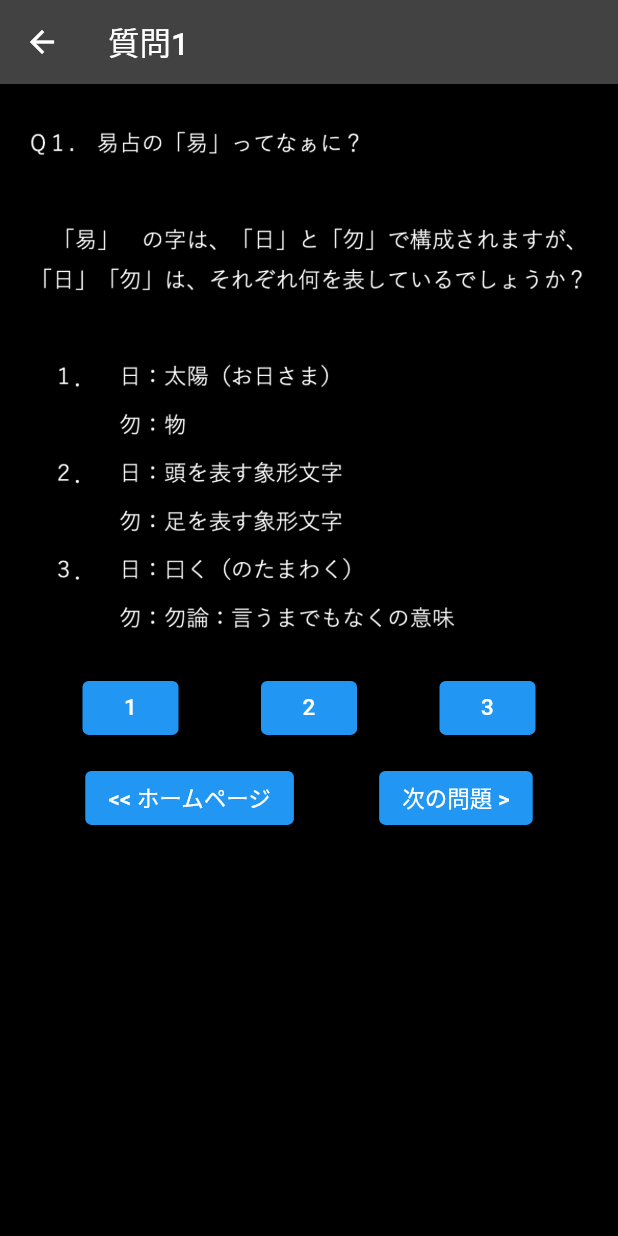
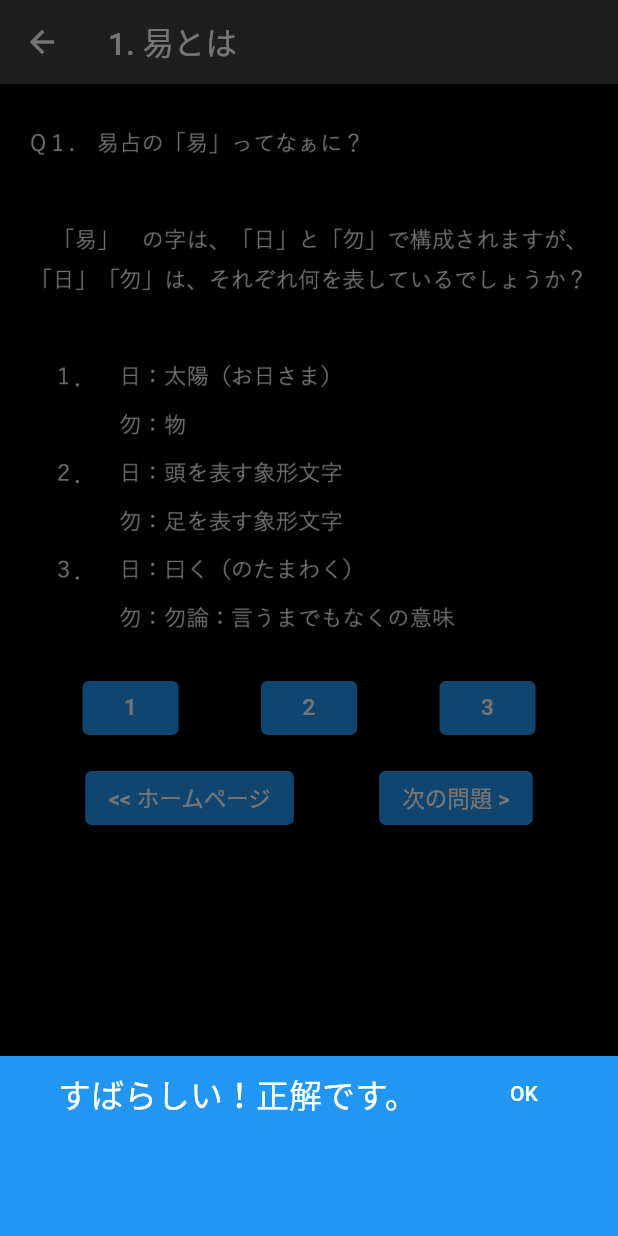
Before and after one commit to oka-teruhiro/sanchu4b, a Flutter app: the QuizPage screen opened directly, after a tap on an icon or button, on a phone screen of 412 x 824 dp. Run offline on Flutter 3.47's test engine with Material 2 defaults, Android fonts, the phone set to English and light mode, and no system bars; our stand-ins replace shared_preferences; accounts and stored records are empty.

Commit message:
23:2023.01.14 17:52 クイズと解説ページ第一問を実装

```diff
--- a/lib/main.dart
+++ b/lib/main.dart
@@ -242,7 +242,7 @@ class _MyHomePageState extends State<MyHomePage> {
     return Scaffold(
       backgroundColor: Colors.black,
       appBar: AppBar(
-        title: const Text('天運三柱推命 ver.4.0.22',
+        title: const Text('天運三柱推命 ver.4.0.23',
             style: TextStyle(
               color: Colors.pinkAccent,
               fontWeight: FontWeight.bold,
--- a/lib/quiz/quiz_page.dart
+++ b/lib/quiz/quiz_page.dart
@@ -1,16 +1,21 @@
 import 'package:flutter/material.dart';
 import 'package:sanchu4b/main.dart';
+
+import 'answer_page.dart';
 
 class QuizPage extends StatelessWidget {
   QuizPage({Key? key}) : super(key: key);
 
   bool quizLast = true;
+  int seikai = 2;
+  String kotae = 'x';
+  String kotaeMoji = 'a';
 
   @override
   Widget build(BuildContext context) {
     return Scaffold(
         appBar: AppBar(
-          title: Text('質問1'),
+          title: const Text('1. 易とは'),
         ),
         body: Container(
             color: Colors.black,
@@ -27,9 +32,36 @@ class QuizPage extends StatelessWidget {
                   mainAxisAlignment: MainAxisAlignment.spaceEvenly,
                   crossAxisAlignment: CrossAxisAlignment.center,
                   children: [
-                    ElevatedButton(onPressed: () {}, child: Text('1')),
-                    ElevatedButton(onPressed: () {}, child: Text('2')),
-                    ElevatedButton(onPressed: () {}, child: Text('3')),
+                    ElevatedButton(
+                        onPressed: () {
+                          if (seikai == 1) {
+                            kotae = 'o';
+                          } else {
+                            kotae = 'x';
+                          }
+                          _showKotae(context);
+                        },
+                        child: const Text('1')),
+                    ElevatedButton(
+                        onPressed: () {
+                          if (seikai == 2) {
+                            kotae = 'o';
+                          } else {
+                            kotae = 'x';
+                          }
+                          _showKotae(context);
+                        },
+                        child: const Text('2')),
+                    ElevatedButton(
+                        onPressed: () {
+                          if (seikai == 3) {
+                            kotae = 'o';
+                          } else {
+                            kotae = 'x';
+                          }
+                          _showKotae(context);
+                        },
+                        child: const Text('3')),
                   ],
                 ),
               ),
@@ -76,4 +108,83 @@ class QuizPage extends StatelessWidget {
                           ])))
             ])));
   }
+
+  _showKotae(BuildContext context) {
+    //var kotae = 'o';
+    //var kotaeMoji = '?';
+    if (kotae == 'o') {
+      kotaeMoji = 'すばらしい！正解です。';
+    } else {
+      kotaeMoji = '残念！不正解です。';
+    }
+
+    showModalBottomSheet(
+        context: context,
+        builder: (BuildContext context) {
+          return Container(
+            color: Colors.blue,
+            height: 120,
+            child: Column(
+              children: [
+                SizedBox(
+                  height: 50,
+                  child: Row(
+                    mainAxisAlignment: MainAxisAlignment.spaceEvenly,
+                    children: <Widget>[
+                      TextButton(
+                        child: Text(
+                          kotaeMoji,
+                          style: const TextStyle(
+                            color: Colors.white,
+                            fontSize: 22,
+                          ),
+                        ),
+                        onPressed: () {
+                          if (kotae == 'o') {
+                            Navigator.push(
+                              context,
+                              MaterialPageRoute(
+                                builder: (context) => AnswerPage(
+                                    //quizNoMoji: quizNoMoji,
+                                    //bestQuizNoMoji: bestQuizNoMoji,
+                                    ),
+                              ),
+                            );
+                          } else {
+                            Navigator.of(context).pop();
+                          }
+                        },
+                      ),
+                      TextButton(
+                        child: const Text(
+                          'OK',
+                          style: TextStyle(
+                            color: Colors.white,
+                            fontSize: 14,
+                          ),
+                        ),
+                        onPressed: () {
+                          if (kotae == 'o') {
+                            Navigator.push(
+                              context,
+                              MaterialPageRoute(
+                                builder: (context) => AnswerPage(
+                                    //quizNoMoji: quizNoMoji,
+                                    //bestQuizNoMoji: bestQuizNoMoji,
+                                    ),
+                              ),
+                            );
+                          } else {
+                            Navigator.of(context).pop();
+                          }
+                        },
+                      ),
+                    ],
+                  ),
+                ),
+              ],
+            ),
+          );
+        });
+  }
 }
--- a/pubspec.yaml
+++ b/pubspec.yaml
@@ -1,10 +1,10 @@
 name: sanchu4b
-description: 天運三柱推命ver.4.0.22
+description: 天運三柱推命ver.4.0.23
 
 publish_to: 'none' # Remove this line if you wish to publish to pub.dev
 
 
-version: 4.0.22+22
+version: 4.0.23+23
 
 environment:
   sdk: ">=2.17.3 <3.0.0"
```
Also changed, not shown: lib/output/meisiki_page.dart (+5 -5 lines), lib/quiz/answer_page.dart (added, +84 -0 lines).
